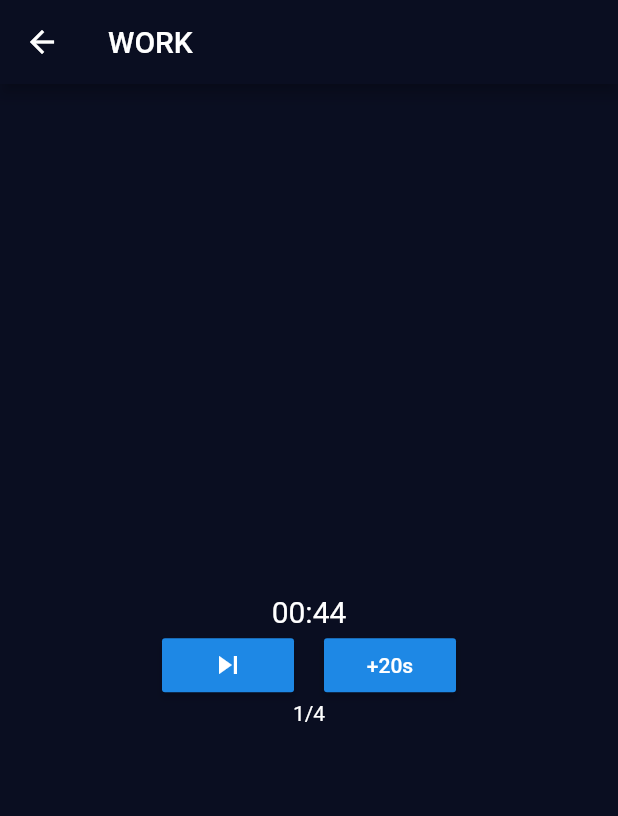
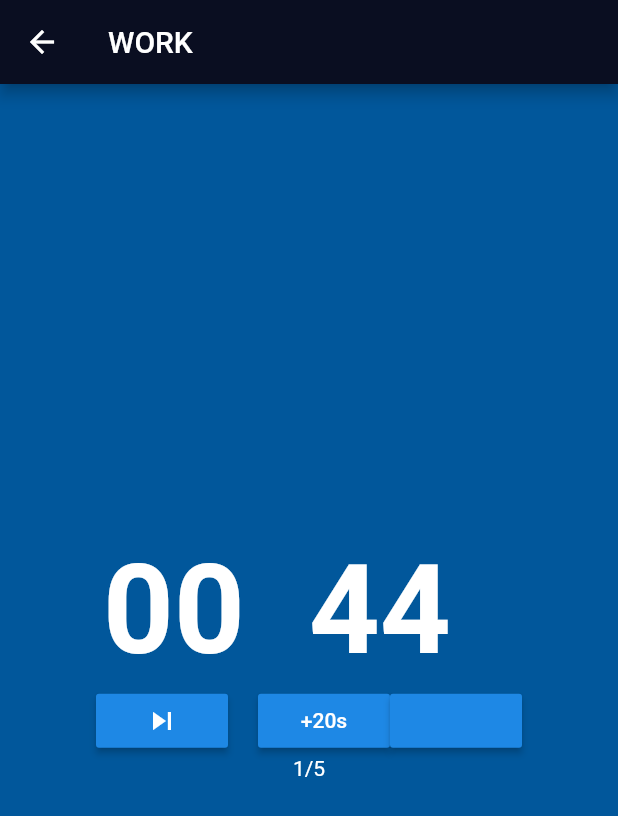
Before and after one commit to jala1494/LoopLoop, a Flutter app: the screen it shows after launch, after a tap on "START", on a phone screen of 412 x 824 dp. Shown: the top 816 px of the screen. Run offline on Flutter 3.47's test engine with Material 2 defaults, Android fonts, the phone set to English and light mode, and no system bars; our stand-ins replace shared_preferences.

```diff
--- a/lib/Home/component/body.dart
+++ b/lib/Home/component/body.dart
@@ -2,6 +2,7 @@ import 'package:flutter/material.dart';
 import 'package:looploop/Run/run_screen.dart';
 import 'package:looploop/constant.dart';
 import 'package:looploop/time.dart';
+import 'package:shared_preferences/shared_preferences.dart';
 
 class Body extends StatefulWidget {
   @override
@@ -9,8 +10,34 @@ class Body extends StatefulWidget {
 }
 
 class _BodyState extends State<Body> {
-  Time init = new Time(45, 15, 4);
-  Time run = new Time(45, 15, 4);
+  Time init = Time(45, 15, 5);
+  Time run = Time(0, 0, 0);
+  @override
+  void initState() {
+    super.initState();
+    _loadData();
+  }
+
+  _loadData() async {
+    print('load');
+    final prefs = await SharedPreferences.getInstance();
+    setState(() {
+      init.works = (prefs.getInt('work') ?? 45);
+      init.rests = (prefs.getInt('rest') ?? 15);
+      init.times = (prefs.getInt('times') ?? 5);
+    });
+  }
+
+  _saveData() async {
+    print('saveCounter');
+    final prefs = await SharedPreferences.getInstance();
+    setState(() {
+      prefs.setInt('work', init.works);
+      prefs.setInt('rest', init.rests);
+      prefs.setInt('times', init.times);
+    });
+  }
+
   @override
   Widget build(BuildContext context) {
     return Column(
@@ -109,6 +136,7 @@ class _BodyState extends State<Body> {
                 height: MediaQuery.of(context).size.height / 6,
                 child: RaisedButton(
                   onPressed: () {
+                    _saveData();
                     setState(() {
                       run.copy(init);
                     });
@@ -127,7 +155,7 @@ class _BodyState extends State<Body> {
               ),
             )
           ],
-        )
+        ),
       ],
     );
   }
--- a/lib/Home/home_screen.dart
+++ b/lib/Home/home_screen.dart
@@ -1,8 +1,10 @@
 import 'package:flutter/material.dart';
+import 'package:looploop/time.dart';
 
 import 'component/body.dart';
 
 class HomePage extends StatelessWidget {
+  Time init = new Time(45, 15, 4);
   Size screenSize(BuildContext context) {
     return MediaQuery.of(context).size;
   }
@@ -13,6 +15,7 @@ class HomePage extends StatelessWidget {
       resizeToAvoidBottomPadding: false,
       appBar: buildAppBar(),
       body: Body(),
+
     );
   }
 
--- a/lib/Run/run_screen.dart
+++ b/lib/Run/run_screen.dart
@@ -1,5 +1,5 @@
 import 'package:flutter/material.dart';
-import 'package:looploop/Home/home_screen.dart';
+import 'package:looploop/Home/component/body.dart';
 import 'package:looploop/constant.dart';
 
 import 'dart:async';
@@ -22,13 +22,38 @@ class _RunState extends State<Run> {
     int s = a % 60;
     String min = k.floor().toString().padLeft(2, '0');
     String sec = s.floor().toString().padLeft(2, '0');
-    return Text(
-      min + ':' + sec,
-      style: TextStyle(fontSize: 20),
+    return Row(
+      mainAxisAlignment: MainAxisAlignment.center,
+      children: [
+        Container(
+          width: MediaQuery.of(context).size.width / 3,
+          child: Text(
+            min,
+            style: textStyle(),
+          ),
+        ),
+        Container(
+          width: MediaQuery.of(context).size.width / 3,
+          child: Text(
+            sec,
+            style: textStyle(),
+          ),
+        ),
+      ],
     );
   }
 
+  TextStyle textStyle() {
+    return TextStyle(
+        fontSize: MediaQuery.of(context).size.height / 10,
+        fontWeight: FontWeight.bold);
+  }
+
   @override
+  void dispose() {
+    super.dispose();
+  }
+
   void initState() {
     _startTimer();
     super.initState();
@@ -40,6 +65,7 @@ class _RunState extends State<Run> {
   Future _startTimer() async {
     widget.run.works = widget.init.works;
     _timer = Timer.periodic(Duration(seconds: 1), (timer) {
+      if (mounted)
         setState(() {
           if (start) {
             if (widget.run.times > 0) {
@@ -68,6 +94,11 @@ class _RunState extends State<Run> {
                 {
                   start = false;
                   _isrunning = false;
+                  showDialog(
+                    context: context,
+                    builder: (BuildContext context) =>
+                        _buildPopupDialog(context),
+                  );
                   _timer.cancel();
                 }
               }
@@ -80,17 +111,15 @@ class _RunState extends State<Run> {
   @override
   Widget build(BuildContext context) {
     return Scaffold(
-        backgroundColor: screenColor,
+      backgroundColor: (_isrest) ? kgreenColor : kblueColor,
       appBar: AppBar(
         title: (_isrest)
             ? Text(
                 'REST',
               )
             : Text('WORK'),
-          backgroundColor: screenColor,
       ),
-        body: Center(
-          child: Column(
+      body: Column(
         mainAxisAlignment: MainAxisAlignment.center,
         children: <Widget>[
           (_isrest) ? toStr(widget.run.rests) : toStr(widget.run.works),
@@ -114,11 +143,6 @@ class _RunState extends State<Run> {
               RaisedButton(
                   child: Text('+20s'),
                   onPressed: () {
-                        showDialog(
-                          context: context,
-                          builder: (BuildContext context) =>
-                              _buildPopupDialog(context),
-                        );
                     setState(() {
                       if (_isrest) {
                         widget.run.rests += 20;
@@ -127,17 +151,17 @@ class _RunState extends State<Run> {
                       }
                     });
                   }),
+              RaisedButton(onPressed: () {})
             ],
           ),
           Container(
-                child: Text(
-                    (widget.init.times - widget.run.times + 1).toString() +
+            child: Text((widget.init.times - widget.run.times + 1).toString() +
                 '/' +
                 widget.init.times.toString()),
           )
         ],
       ),
-        ));
+    );
   }
 }
 
@@ -155,7 +179,7 @@ Widget _buildPopupDialog(BuildContext context) {
       new FlatButton(
         onPressed: () {
           Navigator.of(context)
-              .push(MaterialPageRoute(builder: (context) => HomePage()));
+              .push(MaterialPageRoute(builder: (context) => Body()));
         },
         textColor: Theme.of(context).primaryColor,
         child: const Text('Close'),
--- a/lib/constant.dart
+++ b/lib/constant.dart
@@ -3,6 +3,6 @@ import 'package:flutter/material.dart';
 
 const kPrimaryColor = Color(0xFF1D1E33);
 const kblueColor = Color(0xFF01579B);
-const kgreenColor = Color(0xFF00695C);
+const kgreenColor = Color(0xFF4CAF50);
 const kredColor = Color(0xFFD50000);
-const kbackNumColor = Color(0x1B1B1B1B);
+const kbackNumColor = Color(0x1B1B1B1C);
--- a/pubspec.yaml
+++ b/pubspec.yaml
@@ -33,6 +33,7 @@ dependencies:
 
   cupertino_icons: ^1.0.2
   circular_countdown_timer: ^0.0.9
+  shared_preferences: ^0.5.12+4
 
 dev_dependencies:
   flutter_test:
```
Also changed, not shown: lib/Run/component/body.dart (deleted), pubspec.lock, 2 other files. Lines whose indentation alone changed are shown as unchanged.
